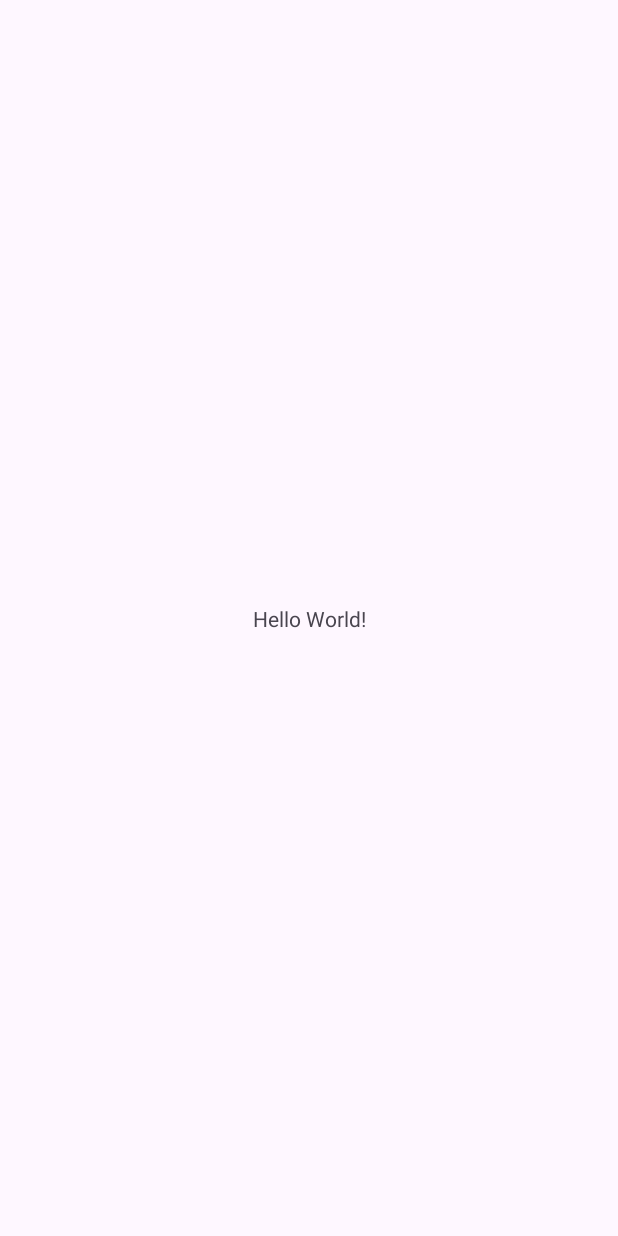
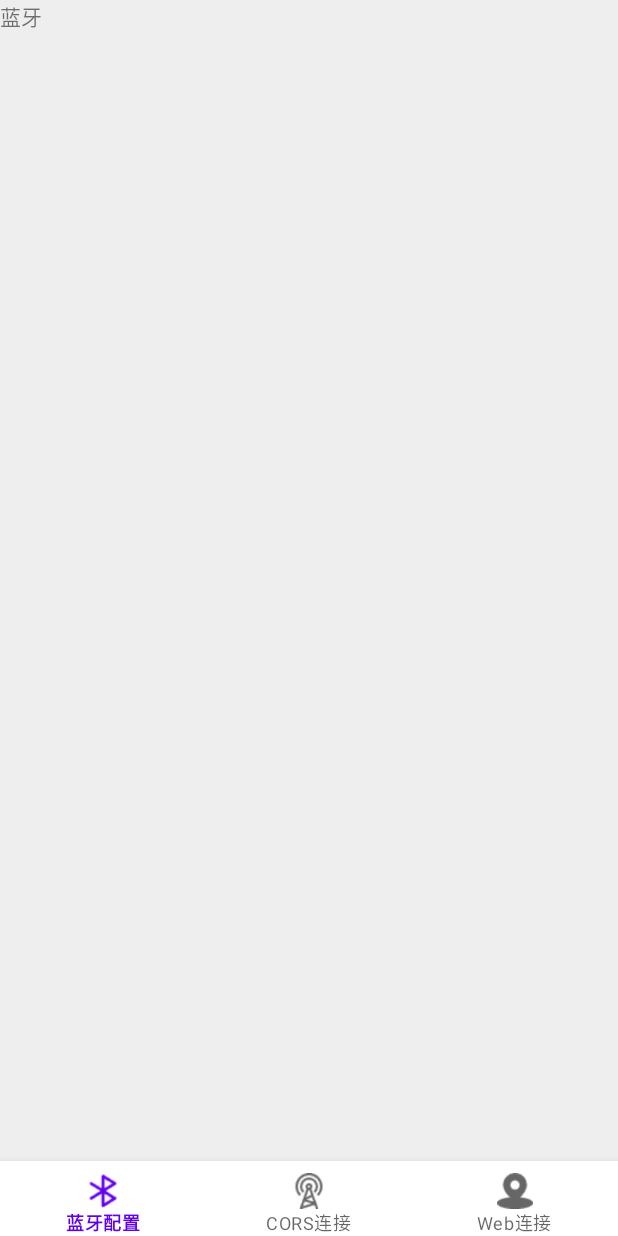
Before and after one commit to Wangshenggui/EC200A_UM982_App, an Android app: the screen it shows after launch (MainActivity), on a phone screen of 412 x 824 dp. Before the commit the screen is almost empty. Run offline under Robolectric (Android 15) with nearby library versions, the light colour scheme and no system bars.

Commit message:
已实现多页面模板

```diff
--- a/app/src/main/AndroidManifest.xml
+++ b/app/src/main/AndroidManifest.xml
@@ -7,10 +7,11 @@
         android:dataExtractionRules="@xml/data_extraction_rules"
         android:fullBackupContent="@xml/backup_rules"
         android:icon="@mipmap/ic_launcher"
-        android:label="@string/app_name"
+        android:label="EC200A_UM982"
         android:roundIcon="@mipmap/ic_launcher_round"
         android:supportsRtl="true"
         android:theme="@style/Theme.EC200A_UM982_App"
+        android:usesCleartextTraffic="true"
         tools:targetApi="31">
         <activity
             android:name=".MainActivity"
--- a/app/src/main/java/com/example/ec200a_um982_app/MainActivity.java
+++ b/app/src/main/java/com/example/ec200a_um982_app/MainActivity.java
@@ -1,24 +1,107 @@
 package com.example.ec200a_um982_app;
 
+import android.content.Intent;
 import android.os.Bundle;
+import android.os.Handler;
 
 import androidx.activity.EdgeToEdge;
 import androidx.appcompat.app.AppCompatActivity;
 import androidx.core.graphics.Insets;
 import androidx.core.view.ViewCompat;
 import androidx.core.view.WindowInsetsCompat;
+import androidx.fragment.app.Fragment;
+import androidx.fragment.app.FragmentManager;
+import androidx.fragment.app.FragmentTransaction;
+
+import com.example.ec200a_um982_app.main_fragment.BluetoothFragment;
+import com.example.ec200a_um982_app.main_fragment.NtripFragment;
+import com.example.ec200a_um982_app.main_fragment.Um982Fragment;
+import com.google.android.material.bottomnavigation.BottomNavigationView;
 
 public class MainActivity extends AppCompatActivity {
 
+    private BottomNavigationView mNavigationView;
+    private FragmentManager mFragmentManager;
+    private Fragment[] fragments;
+    private int lastFragment;
     @Override
     protected void onCreate(Bundle savedInstanceState) {
         super.onCreate(savedInstanceState);
-        EdgeToEdge.enable(this);
         setContentView(R.layout.activity_main);
-        ViewCompat.setOnApplyWindowInsetsListener(findViewById(R.id.main), (v, insets) -> {
-            Insets systemBars = insets.getInsets(WindowInsetsCompat.Type.systemBars());
-            v.setPadding(systemBars.left, systemBars.top, systemBars.right, systemBars.bottom);
-            return insets;
+
+        setupNavigationView();
+        // 延迟加载其他Fragment以避免崩溃
+        new Handler().postDelayed(this::loadOtherFragments, 500);
+    }
+
+    private void setupNavigationView() {
+        mNavigationView = findViewById(R.id.main_navigation_bar);
+        initFragment();
+        initListener();
+    }
+    private void loadOtherFragments() {
+        FragmentTransaction transaction = mFragmentManager.beginTransaction();
+        for (int i = 1; i < fragments.length; i++) {
+            if (!fragments[i].isAdded()) {
+                transaction.add(R.id.main_page_controller, fragments[i]);
+                transaction.hide(fragments[i]);
+            }
+        }
+        transaction.commitAllowingStateLoss();
+    }
+    private void initFragment() {
+        BluetoothFragment mBluetoothFragment = new BluetoothFragment();
+        NtripFragment mNtripFragment = new NtripFragment();
+        Um982Fragment mWebFragment = new Um982Fragment();
+        fragments = new Fragment[]{mBluetoothFragment, mNtripFragment, mWebFragment};
+        mFragmentManager = getSupportFragmentManager();
+        lastFragment = 0;
+        mFragmentManager.beginTransaction()
+                .replace(R.id.main_page_controller, mBluetoothFragment)
+                .show(mBluetoothFragment)
+                .commit();
+    }
+
+    private void initListener() {
+        mNavigationView.setOnNavigationItemSelectedListener(item -> {
+            int i = item.getItemId();
+            if (i == R.id.Bluetooth && lastFragment != 0) {
+                switchFragment(lastFragment, 0);
+                lastFragment = 0;
+                return true;
+            } else if (i == R.id.Ntrip && lastFragment != 1) {
+                switchFragment(lastFragment, 1);
+                lastFragment = 1;
+                return true;
+            } else if (i == R.id.Um982 && lastFragment != 2) {
+                switchFragment(lastFragment, 2);
+                lastFragment = 2;
+                return true;
+            }
+            return false;
         });
     }
+    private void switchFragment(int lastFragment, int index) {
+        FragmentTransaction transaction = mFragmentManager.beginTransaction();
+        transaction.hide(fragments[lastFragment]);
+        if (!fragments[index].isAdded()) {
+            transaction.add(R.id.main_page_controller, fragments[index]);
+        }
+        transaction.show(fragments[index]).commitAllowingStateLoss();
+    }
+
+    @Override
+    protected void onStart() {
+        super.onStart();
+    }
+
+    @Override
+    protected void onStop() {
+        super.onStop();
+    }
+
+    @Override
+    protected void onDestroy() {
+        super.onDestroy();
+    }
 }
--- /dev/null
+++ b/app/src/main/java/com/example/ec200a_um982_app/main_fragment/BluetoothFragment.java
@@ -0,0 +1,66 @@
+package com.example.ec200a_um982_app.main_fragment;
+
+import android.os.Bundle;
+
+import androidx.fragment.app.Fragment;
+
+import android.view.LayoutInflater;
+import android.view.View;
+import android.view.ViewGroup;
+
+import com.example.ec200a_um982_app.R;
+
+/**
+ * A simple {@link Fragment} subclass.
+ * Use the {@link BluetoothFragment#newInstance} factory method to
+ * create an instance of this fragment.
+ */
+public class BluetoothFragment extends Fragment {
+
+    // TODO: Rename parameter arguments, choose names that match
+    // the fragment initialization parameters, e.g. ARG_ITEM_NUMBER
+    private static final String ARG_PARAM1 = "param1";
+    private static final String ARG_PARAM2 = "param2";
+
+    // TODO: Rename and change types of parameters
+    private String mParam1;
+    private String mParam2;
+
+    public BluetoothFragment() {
+        // Required empty public constructor
+    }
+
+    /**
+     * Use this factory method to create a new instance of
+     * this fragment using the provided parameters.
+     *
+     * @param param1 Parameter 1.
+     * @param param2 Parameter 2.
+     * @return A new instance of fragment BluetoothFragment.
+     */
+    // TODO: Rename and change types and number of parameters
+    public static BluetoothFragment newInstance(String param1, String param2) {
+        BluetoothFragment fragment = new BluetoothFragment();
+        Bundle args = new Bundle();
+        args.putString(ARG_PARAM1, param1);
+        args.putString(ARG_PARAM2, param2);
+        fragment.setArguments(args);
+        return fragment;
+    }
+
+    @Override
+    public void onCreate(Bundle savedInstanceState) {
+        super.onCreate(savedInstanceState);
+        if (getArguments() != null) {
+            mParam1 = getArguments().getString(ARG_PARAM1);
+            mParam2 = getArguments().getString(ARG_PARAM2);
+        }
+    }
+
+    @Override
+    public View onCreateView(LayoutInflater inflater, ViewGroup container,
+                             Bundle savedInstanceState) {
+        // Inflate the layout for this fragment
+        return inflater.inflate(R.layout.fragment_bluetooth, container, false);
+    }
+}
--- /dev/null
+++ b/app/src/main/java/com/example/ec200a_um982_app/main_fragment/NtripFragment.java
@@ -0,0 +1,66 @@
+package com.example.ec200a_um982_app.main_fragment;
+
+import android.os.Bundle;
+
+import androidx.fragment.app.Fragment;
+
+import android.view.LayoutInflater;
+import android.view.View;
+import android.view.ViewGroup;
+
+import com.example.ec200a_um982_app.R;
+
+/**
+ * A simple {@link Fragment} subclass.
+ * Use the {@link NtripFragment#newInstance} factory method to
+ * create an instance of this fragment.
+ */
+public class NtripFragment extends Fragment {
+
+    // TODO: Rename parameter arguments, choose names that match
+    // the fragment initialization parameters, e.g. ARG_ITEM_NUMBER
+    private static final String ARG_PARAM1 = "param1";
+    private static final String ARG_PARAM2 = "param2";
+
+    // TODO: Rename and change types of parameters
+    private String mParam1;
+    private String mParam2;
+
+    public NtripFragment() {
+        // Required empty public constructor
+    }
+
+    /**
+     * Use this factory method to create a new instance of
+     * this fragment using the provided parameters.
+     *
+     * @param param1 Parameter 1.
+     * @param param2 Parameter 2.
+     * @return A new instance of fragment NtripFragment.
+     */
+    // TODO: Rename and change types and number of parameters
+    public static NtripFragment newInstance(String param1, String param2) {
+        NtripFragment fragment = new NtripFragment();
+        Bundle args = new Bundle();
+        args.putString(ARG_PARAM1, param1);
+        args.putString(ARG_PARAM2, param2);
+        fragment.setArguments(args);
+        return fragment;
+    }
+
+    @Override
+    public void onCreate(Bundle savedInstanceState) {
+        super.onCreate(savedInstanceState);
+        if (getArguments() != null) {
+            mParam1 = getArguments().getString(ARG_PARAM1);
+            mParam2 = getArguments().getString(ARG_PARAM2);
+        }
+    }
+
+    @Override
+    public View onCreateView(LayoutInflater inflater, ViewGroup container,
+                             Bundle savedInstanceState) {
+        // Inflate the layout for this fragment
+        return inflater.inflate(R.layout.fragment_ntrip, container, false);
+    }
+}
--- /dev/null
+++ b/app/src/main/java/com/example/ec200a_um982_app/main_fragment/Um982Fragment.java
@@ -0,0 +1,66 @@
+package com.example.ec200a_um982_app.main_fragment;
+
+import android.os.Bundle;
+
+import androidx.fragment.app.Fragment;
+
+import android.view.LayoutInflater;
+import android.view.View;
+import android.view.ViewGroup;
+
+import com.example.ec200a_um982_app.R;
+
+/**
+ * A simple {@link Fragment} subclass.
+ * Use the {@link Um982Fragment#newInstance} factory method to
+ * create an instance of this fragment.
+ */
+public class Um982Fragment extends Fragment {
+
+    // TODO: Rename parameter arguments, choose names that match
+    // the fragment initialization parameters, e.g. ARG_ITEM_NUMBER
+    private static final String ARG_PARAM1 = "param1";
+    private static final String ARG_PARAM2 = "param2";
+
+    // TODO: Rename and change types of parameters
+    private String mParam1;
+    private String mParam2;
+
+    public Um982Fragment() {
+        // Required empty public constructor
+    }
+
+    /**
+     * Use this factory method to create a new instance of
+     * this fragment using the provided parameters.
+     *
+     * @param param1 Parameter 1.
+     * @param param2 Parameter 2.
+     * @return A new instance of fragment Um982Fragment.
+     */
+    // TODO: Rename and change types and number of parameters
+    public static Um982Fragment newInstance(String param1, String param2) {
+        Um982Fragment fragment = new Um982Fragment();
+        Bundle args = new Bundle();
+        args.putString(ARG_PARAM1, param1);
+        args.putString(ARG_PARAM2, param2);
+        fragment.setArguments(args);
+        return fragment;
+    }
+
+    @Override
+    public void onCreate(Bundle savedInstanceState) {
+        super.onCreate(savedInstanceState);
+        if (getArguments() != null) {
+            mParam1 = getArguments().getString(ARG_PARAM1);
+            mParam2 = getArguments().getString(ARG_PARAM2);
+        }
+    }
+
+    @Override
+    public View onCreateView(LayoutInflater inflater, ViewGroup container,
+                             Bundle savedInstanceState) {
+        // Inflate the layout for this fragment
+        return inflater.inflate(R.layout.fragment_um982, container, false);
+    }
+}
--- a/app/src/main/res/layout/activity_main.xml
+++ b/app/src/main/res/layout/activity_main.xml
@@ -7,13 +7,20 @@
     android:layout_height="match_parent"
     tools:context=".MainActivity">
 
-    <TextView
-        android:layout_width="wrap_content"
+    <FrameLayout
+        android:id="@+id/main_page_controller"
+        android:layout_width="match_parent"
+        android:layout_height="match_parent"
+        android:layout_marginBottom="50dp"
+        android:background="#EFEEEE" />
+
+    <com.google.android.material.bottomnavigation.BottomNavigationView
+        android:id="@+id/main_navigation_bar"
+        android:layout_width="match_parent"
         android:layout_height="wrap_content"
-        android:text="Hello World!"
-        app:layout_constraintBottom_toBottomOf="parent"
-        app:layout_constraintEnd_toEndOf="parent"
-        app:layout_constraintStart_toStartOf="parent"
-        app:layout_constraintTop_toTopOf="parent" />
+        android:layout_alignParentBottom="true"
+        app:labelVisibilityMode="labeled"
+        app:layout_constraintTop_toBottomOf="@id/main_page_controller"
+        app:menu="@menu/main_fragment" />
 
 </androidx.constraintlayout.widget.ConstraintLayout>
--- /dev/null
+++ b/app/src/main/res/layout/fragment_bluetooth.xml
@@ -0,0 +1,14 @@
+<?xml version="1.0" encoding="utf-8"?>
+<FrameLayout xmlns:android="http://schemas.android.com/apk/res/android"
+    xmlns:tools="http://schemas.android.com/tools"
+    android:layout_width="match_parent"
+    android:layout_height="match_parent"
+    tools:context=".main_fragment.BluetoothFragment">
+
+    <!-- TODO: Update blank fragment layout -->
+    <TextView
+        android:layout_width="match_parent"
+        android:layout_height="match_parent"
+        android:text="蓝牙" />
+
+</FrameLayout>
--- /dev/null
+++ b/app/src/main/res/menu/main_fragment.xml
@@ -0,0 +1,15 @@
+<?xml version="1.0" encoding="utf-8"?>
+<menu xmlns:android="http://schemas.android.com/apk/res/android">
+    <item
+        android:id="@+id/Bluetooth"
+        android:icon="@drawable/bluetooth"
+        android:title="蓝牙配置"/>
+    <item
+        android:id="@+id/Ntrip"
+        android:icon="@drawable/femtocell"
+        android:title="CORS连接"/>
+    <item
+        android:id="@+id/Um982"
+        android:icon="@drawable/rtknormal"
+        android:title="Web连接"/>
+</menu>
--- a/app/src/main/res/values/colors.xml
+++ b/app/src/main/res/values/colors.xml
@@ -1,5 +1,10 @@
 <?xml version="1.0" encoding="utf-8"?>
 <resources>
+    <color name="purple_200">#FFBB86FC</color>
+    <color name="purple_500">#FF6200EE</color>
+    <color name="purple_700">#FF3700B3</color>
+    <color name="teal_200">#FF03DAC5</color>
+    <color name="teal_700">#FF018786</color>
     <color name="black">#FF000000</color>
     <color name="white">#FFFFFFFF</color>
 </resources>
--- a/app/src/main/res/values/strings.xml
+++ b/app/src/main/res/values/strings.xml
@@ -1,3 +1,5 @@
 <resources>
     <string name="app_name">EC200A_UM982_App</string>
+    <!-- TODO: Remove or change this placeholder text -->
+    <string name="hello_blank_fragment">Hello blank fragment</string>
 </resources>
--- a/app/src/main/res/values/themes.xml
+++ b/app/src/main/res/values/themes.xml
@@ -1,8 +1,20 @@
 <resources xmlns:tools="http://schemas.android.com/tools">
     <!-- Base application theme. -->
-    <style name="Base.Theme.EC200A_UM982_App" parent="Theme.Material3.DayNight.NoActionBar">
+    <style name="Base.Theme.EC200A_UM982_App" parent="Theme.MaterialComponents.DayNight.NoActionBar">
+
         <!-- Customize your light theme here. -->
         <!-- <item name="colorPrimary">@color/my_light_primary</item> -->
+        <!-- Primary brand color. -->
+        <item name="colorPrimary">@color/purple_500</item>
+        <item name="colorPrimaryVariant">@color/purple_700</item>
+        <item name="colorOnPrimary">@color/white</item>
+        <!-- Secondary brand color. -->
+        <item name="colorSecondary">@color/teal_200</item>
+        <item name="colorSecondaryVariant">@color/teal_700</item>
+        <item name="colorOnSecondary">@color/black</item>
+        <!-- Status bar color. -->
+        <item name="android:statusBarColor">?attr/colorPrimaryVariant</item>
+        <!-- Customize your theme here. -->
     </style>
 
     <style name="Theme.EC200A_UM982_App" parent="Base.Theme.EC200A_UM982_App" />
```
Also changed, not shown: app/build.gradle (+14 -0 lines), app/src/main/res/layout/fragment_ntrip.xml (added, +14 -0 lines), app/src/main/res/layout/fragment_um982.xml (added, +14 -0 lines), gradle.properties (+6 -1 lines), app/src/main/res/drawable/bluetooth.png (added), app/src/main/res/drawable/femtocell.png (added), app/src/main/res/drawable/rtknormal.png (added).
